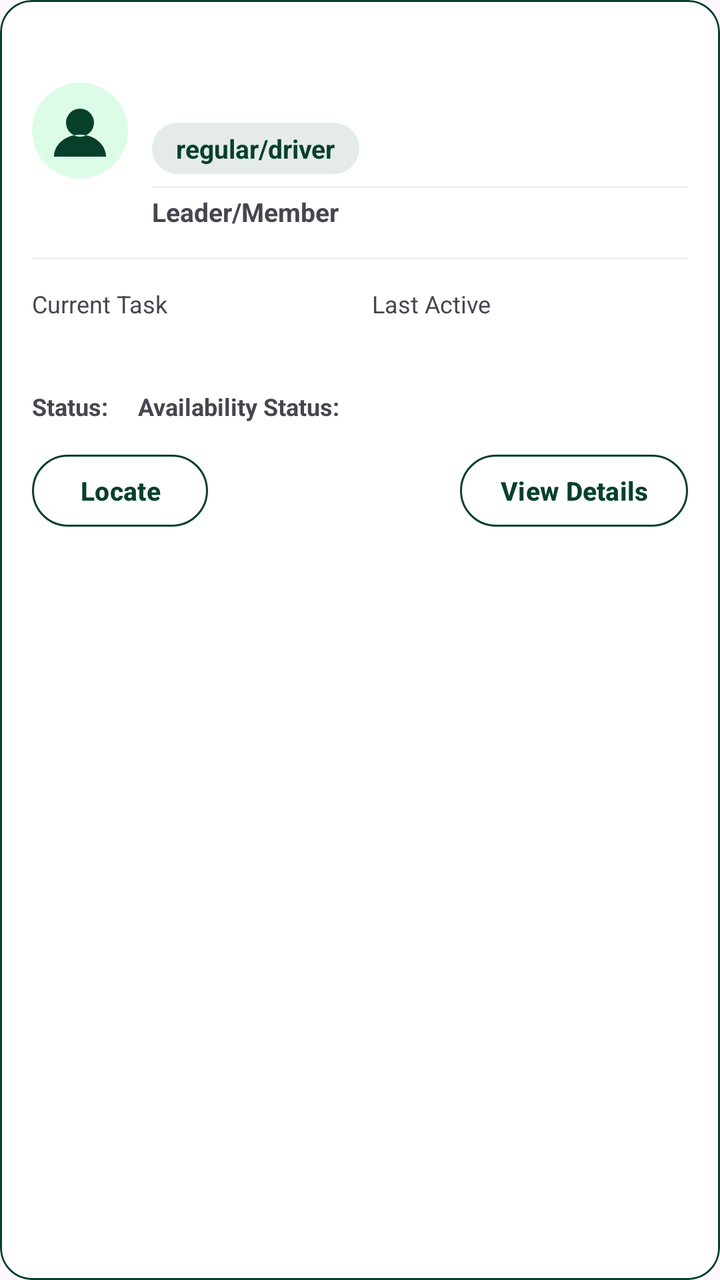
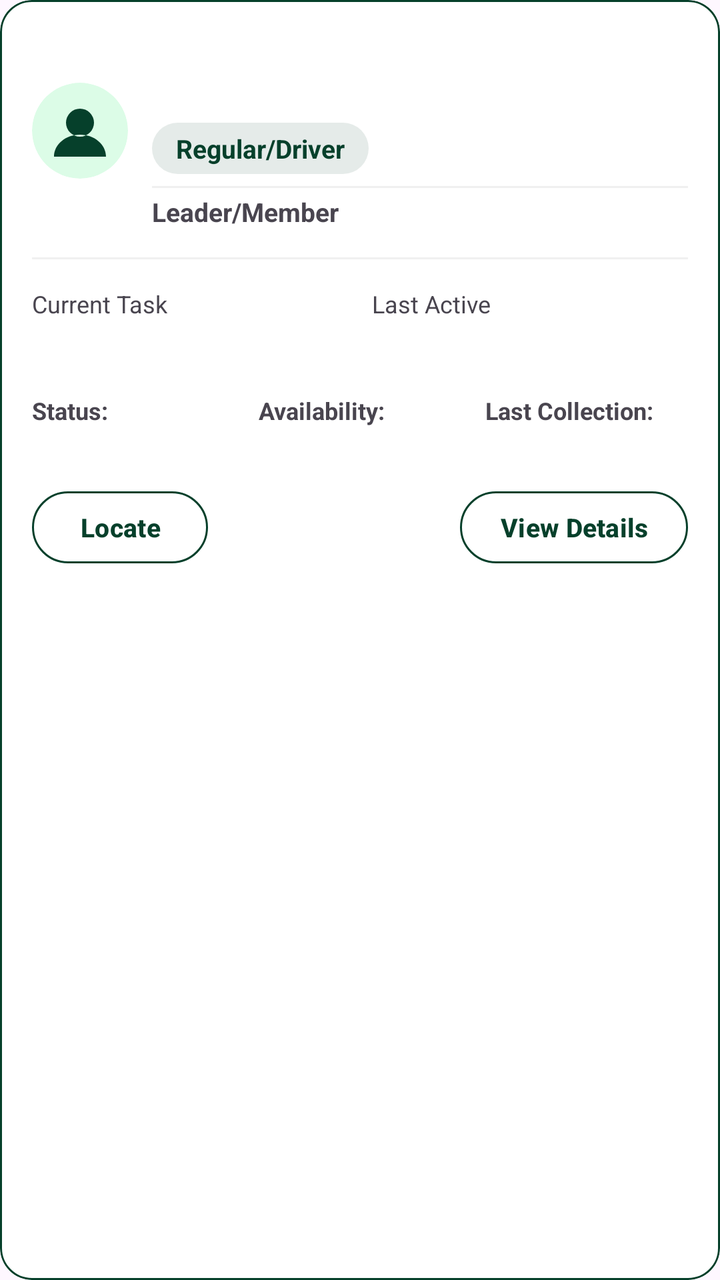

Compare the two renders of this Android layout. The source of the first and the diff that turns it into the second are given below.
<!-- AndroidManifest.xml: another module's application theme Theme.MyEcoWatch1 -->
<!-- res/layout/item_personnel.xml -->
<?xml version="1.0" encoding="utf-8"?>
<com.google.android.material.card.MaterialCardView xmlns:android="http://schemas.android.com/apk/res/android"
    xmlns:app="http://schemas.android.com/apk/res-auto"
    android:layout_width="match_parent"
    android:layout_height="wrap_content"
    android:layout_marginHorizontal="10dp"
    android:layout_marginVertical="6dp"
    android:foreground="?attr/selectableItemBackground"
    app:cardBackgroundColor="?attr/colorSurface"
    app:cardCornerRadius="16dp"
    app:strokeColor="#06402B"
    app:strokeWidth="1dp">

    <LinearLayout
        android:layout_width="match_parent"
        android:layout_height="wrap_content"
        android:orientation="vertical"
        android:padding="16dp">

        
        <LinearLayout
            android:layout_width="match_parent"
            android:layout_height="wrap_content"
            android:gravity="center_vertical"
            android:orientation="horizontal">

            <com.google.android.material.imageview.ShapeableImageView
                android:id="@+id/personnelAvatar"
                android:layout_width="48dp"
                android:layout_height="48dp"
                android:contentDescription="@string/personnel_name_label"
                android:scaleType="centerInside"
                android:src="@drawable/ic_person_default"
                app:shapeAppearanceOverlay="@style/CircleImage" />

            <LinearLayout
                android:layout_width="0dp"
                android:layout_height="wrap_content"
                android:layout_marginStart="12dp"
                android:layout_weight="1"
                android:orientation="vertical">

                <TextView
                    android:id="@+id/personnelName"
                    android:layout_width="match_parent"
                    android:layout_height="wrap_content"
                    android:ellipsize="end"
                    android:maxLines="1"
                    android:textColor="?attr/colorOnSurface"
                    android:textSize="17sp"
                    android:textStyle="bold" />

                <TextView
                    android:id="@+id/personnelSubtitle"
                    android:layout_width="match_parent"
                    android:layout_height="wrap_content"
                    android:layout_marginTop="2dp"
                    android:ellipsize="end"
                    android:maxLines="1"
                    android:textColor="?attr/colorOnSurfaceVariant"
                    android:textSize="13sp" />

                
                <LinearLayout
                    android:layout_width="match_parent"
                    android:layout_height="wrap_content"
                    android:orientation="horizontal"
                    android:gravity="center_vertical"
                    android:layout_marginTop="3dp">

                    <TextView
                        android:id="@+id/personnelOccupation"
                        android:layout_width="wrap_content"
                        android:layout_height="wrap_content"
                        android:layout_marginEnd="8dp"
                        android:ellipsize="end"
                        android:maxLines="1"
                        android:background="@drawable/reporter_report_status_badge"
                        android:paddingStart="12dp"
                        android:paddingTop="4dp"
                        android:paddingEnd="12dp"
                        android:paddingBottom="4dp"
                        android:text="regular/driver"
                        android:textColor="@color/green"
                        android:textSize="13sp"
                        android:textStyle="bold" />

                </LinearLayout>

                
                <View
                    android:layout_width="match_parent"
                    android:layout_height="1dp"
                    android:layout_marginTop="6dp"
                    android:layout_marginBottom="3dp"
                    android:background="?attr/colorOutlineVariant" />

                <TextView
                    android:id="@+id/personnelDesciptionRole"
                    android:layout_width="match_parent"
                    android:layout_height="wrap_content"
                    android:ellipsize="end"
                    android:maxLines="1"
                    android:textColor="?attr/colorOnSurfaceVariant"
                    android:textSize="13sp"
                    android:textStyle="bold"
                    android:text="Leader/Member"/>
            </LinearLayout>
        </LinearLayout>

        
        <View
            android:layout_width="match_parent"
            android:layout_height="1dp"
            android:layout_marginTop="14dp"
            android:layout_marginBottom="14dp"
            android:background="?attr/colorOutlineVariant" />

        
        <LinearLayout
            android:layout_width="match_parent"
            android:layout_height="wrap_content"
            android:baselineAligned="false"
            android:orientation="horizontal">

            <LinearLayout
                android:layout_width="0dp"
                android:layout_height="wrap_content"
                android:layout_weight="1"
                android:orientation="vertical">

                <TextView
                    android:layout_width="wrap_content"
                    android:layout_height="wrap_content"
                    android:text="@string/personnel_current_task_label"
                    android:textColor="?attr/colorOnSurfaceVariant"
                    android:textSize="12sp" />

                <TextView
                    android:id="@+id/personnelCurrentTask"
                    android:layout_width="match_parent"
                    android:layout_height="wrap_content"
                    android:layout_marginTop="4dp"
                    android:ellipsize="end"
                    android:maxLines="2"
                    android:textColor="?attr/colorOnSurface"
                    android:textSize="14sp"
                    android:textStyle="bold" />
            </LinearLayout>

            <LinearLayout
                android:layout_width="0dp"
                android:layout_height="wrap_content"
                android:layout_marginStart="12dp"
                android:layout_weight="1"
                android:orientation="vertical">

                <TextView
                    android:layout_width="wrap_content"
                    android:layout_height="wrap_content"
                    android:text="@string/personnel_last_active_header"
                    android:textColor="?attr/colorOnSurfaceVariant"
                    android:textSize="12sp" />

                <TextView
                    android:id="@+id/personnelLastActive"
                    android:layout_width="match_parent"
                    android:layout_height="wrap_content"
                    android:layout_marginTop="4dp"
                    android:ellipsize="end"
                    android:maxLines="1"
                    android:textColor="?attr/colorOnSurface"
                    android:textSize="14sp"
                    android:textStyle="bold" />
            </LinearLayout>
        </LinearLayout>

        <LinearLayout
            android:layout_width="match_parent"
            android:layout_height="wrap_content"
            android:layout_marginTop="12dp"
            android:orientation="horizontal">

            <TextView
                android:layout_width="wrap_content"
                android:layout_height="wrap_content"
                android:textColor="?attr/colorOnSurfaceVariant"
                android:textSize="12sp"
                android:textStyle="bold"
                android:text="@string/personnel_status"
                android:layout_marginStart="0dp"
                android:layout_marginEnd="3dp"/>

            <TextView
                android:id="@+id/personnelCleaningStatus"
                android:layout_width="wrap_content"
                android:layout_height="wrap_content"
                android:textColor="?attr/colorOnSurfaceVariant"
                android:textSize="12sp"
                android:textStyle="bold"
                android:layout_marginStart="0dp"
                android:layout_marginEnd="12dp"/>

            <TextView
                android:layout_width="wrap_content"
                android:layout_height="wrap_content"
                android:textColor="?attr/colorOnSurfaceVariant"
                android:textSize="12sp"
                android:textStyle="bold"
                android:text="@string/personnel_availability"
                android:layout_marginStart="0dp"
                android:layout_marginEnd="3dp"/>

            <TextView
                android:id="@+id/personnelAvailability"
                android:layout_width="wrap_content"
                android:layout_height="wrap_content"
                android:textColor="?attr/colorOnSurfaceVariant"
                android:textSize="12sp"
                android:textStyle="bold"
                android:layout_marginStart="0dp" />
        </LinearLayout>

        
        <com.google.android.material.card.MaterialCardView
            android:id="@+id/personnelVehicleCard"
            android:layout_width="match_parent"
            android:layout_height="wrap_content"
            android:layout_marginTop="14dp"
            android:visibility="gone"
            app:cardBackgroundColor="?attr/colorSurface"
            app:cardCornerRadius="14dp"
            app:strokeColor="#06402B"
            app:strokeWidth="1dp">

            <LinearLayout
                android:layout_width="match_parent"
                android:layout_height="wrap_content"
                android:gravity="center_vertical"
                android:orientation="horizontal"
                android:padding="12dp">

                <com.google.android.material.imageview.ShapeableImageView
                    android:layout_width="40dp"
                    android:layout_height="40dp"
                    android:contentDescription="@string/personnel_vehicle_icon_description"
                    android:scaleType="centerCrop"
                    android:src="@drawable/garbage_truck"
                    app:shapeAppearanceOverlay="@style/CircleImage" />

                <LinearLayout
                    android:layout_width="0dp"
                    android:layout_height="wrap_content"
                    android:layout_marginStart="12dp"
                    android:layout_weight="1"
                    android:orientation="vertical">

                    <TextView
                        android:layout_width="match_parent"
                        android:layout_height="wrap_content"
                        android:text="@string/personnel_assigned_vehicle"
                        android:textColor="?attr/colorOnSurfaceVariant"
                        android:textSize="11sp" />

                    <TextView
                        android:id="@+id/personnelVehiclePlate"
                        android:layout_width="match_parent"
                        android:layout_height="wrap_content"
                        android:layout_marginTop="2dp"
                        android:ellipsize="end"
                        android:maxLines="1"
                        android:textColor="?attr/colorOnSurface"
                        android:textSize="14sp"
                        android:textStyle="bold" />

                    <TextView
                        android:id="@+id/personnelVehicleId"
                        android:layout_width="match_parent"
                        android:layout_height="wrap_content"
                        android:ellipsize="end"
                        android:maxLines="1"
                        android:textColor="?attr/colorOnSurfaceVariant"
                        android:textSize="12sp" />
                </LinearLayout>
            </LinearLayout>
        </com.google.android.material.card.MaterialCardView>

        
        <LinearLayout
            android:layout_width="match_parent"
            android:layout_height="wrap_content"
            android:layout_marginTop="16dp"
            android:gravity="center_vertical"
            android:orientation="horizontal">

            <com.google.android.material.button.MaterialButton
                android:id="@+id/btnLocatePersonnel"
                style="@style/Widget.Material3.Button.OutlinedButton"
                android:layout_width="wrap_content"
                android:layout_height="wrap_content"
                android:insetTop="0dp"
                android:insetBottom="0dp"
                android:minHeight="36dp"
                android:paddingStart="20dp"
                android:paddingEnd="20dp"
                android:text="@string/locate"
                android:textAllCaps="false"
                android:textColor="?attr/colorPrimary"
                android:textSize="13sp"
                android:textStyle="bold"
                app:backgroundTint="?attr/colorSurface"
                app:cornerRadius="20dp"
                app:strokeColor="?attr/colorPrimary"
                app:strokeWidth="1dp" />

            <View
                android:layout_width="0dp"
                android:layout_height="1dp"
                android:layout_weight="1" />

            <com.google.android.material.button.MaterialButton
                android:id="@+id/btnPersonnelDetails"
                style="@style/Widget.Material3.Button.OutlinedButton"
                android:layout_width="wrap_content"
                android:layout_height="wrap_content"
                android:insetTop="0dp"
                android:insetBottom="0dp"
                android:minHeight="36dp"
                android:paddingStart="20dp"
                android:paddingEnd="20dp"
                android:text="@string/view_details"
                android:textAllCaps="false"
                android:textColor="?attr/colorPrimary"
                android:textSize="13sp"
                android:textStyle="bold"
                app:backgroundTint="?attr/colorSurface"
                app:cornerRadius="20dp"
                app:strokeColor="?attr/colorPrimary"
                app:strokeWidth="1dp" />
        </LinearLayout>
    </LinearLayout>
</com.google.android.material.card.MaterialCardView>
<!-- resources referenced by this layout -->
<resources>
  <color name="green">#06402B</color>
  <!-- drawable garbage_truck: png bitmap (drawable, 15640 bytes) -->
  <!-- drawable ic_person_default (drawable) -->
  <vector xmlns:android="http://schemas.android.com/apk/res/android"
      android:width="48dp"
      android:height="48dp"
      android:viewportWidth="48"
      android:viewportHeight="48">
      <path
          android:fillColor="#DCFCE7"
          android:pathData="M24,24m-24,0a24,24 0,1 0,48 0a24,24 0,1 0,-48 0" />
      <path
          android:fillColor="#06402B"
          android:pathData="M24,13a7,7 0,1 0,0 14a7,7 0,1 0,0 -14M11,37c0,-6.1 5.8,-11 13,-11s13,4.9 13,11z" />
  </vector>
  <!-- drawable reporter_report_status_badge (drawable) -->
  <?xml version="1.0" encoding="utf-8"?>
  <shape xmlns:android="http://schemas.android.com/apk/res/android">
      <solid android:color="@color/reporter_report_badge_background" />
      <corners android:radius="100dp" />
      <padding
          android:left="8dp"
          android:top="3dp"
          android:right="8dp"
          android:bottom="3dp" />
  </shape>
  <string name="locate">Locate</string>
  <string name="personnel_assigned_vehicle">Assigned Vehicle</string>
  <string name="personnel_availability">Availability Status:</string>
  <string name="personnel_current_task_label">Current Task</string>
  <string name="personnel_last_active_header">Last Active</string>
  <string name="personnel_name_label">Name</string>
  <string name="personnel_status">Status:</string>
  <string name="personnel_vehicle_icon_description">Assigned vehicle</string>
  <string name="view_details">View Details</string>
  <style name="CircleImage" parent="">
          <item name="cornerFamily">rounded</item>
          <item name="cornerSize">50%</item>
      </style>
  <style name="Theme.MyEcoWatch1" parent="Base.Theme.MyEcoWatch1" />
  <color name="reporter_report_badge_background">#1A06402B</color>
  <style name="Base.Theme.MyEcoWatch1" parent="Theme.Material3.DayNight.NoActionBar">
          
          <item name="colorPrimary">@color/green</item>
          <item name="colorOnPrimary">@color/white</item>
          <item name="colorSurface">@color/white</item>
          <item name="colorOnSurface">@color/green</item>
          <item name="colorOutlineVariant">#F0F0F0</item>
      </style>
  <color name="white">#FFFFFFFF</color>
</resources>

<!-- the commit's change to res/layout/item_personnel.xml (unified diff, before → after) -->
@@ -80,7 +80,7 @@
                         android:paddingTop="4dp"
                         android:paddingEnd="12dp"
                         android:paddingBottom="4dp"
-                        android:text="regular/driver"
+                        android:text="Regular/Driver"
                         android:textColor="@color/green"
                         android:textSize="13sp"
                         android:textStyle="bold" />
@@ -121,7 +121,8 @@
             android:layout_width="match_parent"
             android:layout_height="wrap_content"
             android:baselineAligned="false"
-            android:orientation="horizontal">
+            android:orientation="horizontal"
+            android:layout_marginBottom="14dp">
 
             <LinearLayout
                 android:layout_width="0dp"
@@ -175,51 +176,105 @@
             </LinearLayout>
         </LinearLayout>
 
+        
+
+        
         <LinearLayout
             android:layout_width="match_parent"
             android:layout_height="wrap_content"
-            android:layout_marginTop="12dp"
-            android:orientation="horizontal">
-
-            <TextView
-                android:layout_width="wrap_content"
-                android:layout_height="wrap_content"
-                android:textColor="?attr/colorOnSurfaceVariant"
-                android:textSize="12sp"
-                android:textStyle="bold"
-                android:text="@string/personnel_status"
-                android:layout_marginStart="0dp"
-                android:layout_marginEnd="3dp"/>
-
-            <TextView
-                android:id="@+id/personnelCleaningStatus"
-                android:layout_width="wrap_content"
-                android:layout_height="wrap_content"
-                android:textColor="?attr/colorOnSurfaceVariant"
-                android:textSize="12sp"
-                android:textStyle="bold"
-                android:layout_marginStart="0dp"
-                android:layout_marginEnd="12dp"/>
-
-            <TextView
-                android:layout_width="wrap_content"
-                android:layout_height="wrap_content"
-                android:textColor="?attr/colorOnSurfaceVariant"
-                android:textSize="12sp"
-                android:textStyle="bold"
-                android:text="@string/personnel_availability"
-                android:layout_marginStart="0dp"
-                android:layout_marginEnd="3dp"/>
-
-            <TextView
-                android:id="@+id/personnelAvailability"
-                android:layout_width="wrap_content"
-                android:layout_height="wrap_content"
-                android:textColor="?attr/colorOnSurfaceVariant"
-                android:textSize="12sp"
-                android:textStyle="bold"
-                android:layout_marginStart="0dp" />
+            android:orientation="horizontal"
+            android:baselineAligned="false">
+
+            
+            <LinearLayout
+                android:layout_width="0dp"
+                android:layout_height="wrap_content"
+                android:layout_weight="1"
+                android:orientation="vertical">
+
+                <TextView
+                    android:layout_width="match_parent"
+                    android:layout_height="wrap_content"
+                    android:text="@string/personnel_status"
+                    android:textColor="?attr/colorOnSurfaceVariant"
+                    android:textSize="12sp"
+                    android:textStyle="bold"
+                    android:maxLines="1"
+                    android:ellipsize="end"/>
+
+                <TextView
+                    android:id="@+id/personnelCleaningStatus"
+                    android:layout_width="match_parent"
+                    android:layout_height="wrap_content"
+                    android:textColor="?attr/colorOnSurfaceVariant"
+                    android:textSize="12sp"
+                    android:textStyle="bold"
+                    android:maxLines="1"
+                    android:ellipsize="end"/>
+            </LinearLayout>
+
+            
+            <LinearLayout
+                android:layout_width="0dp"
+                android:layout_height="wrap_content"
+                android:layout_weight="1"
+                android:orientation="vertical"
+                android:layout_marginStart="12dp"
+                android:layout_marginEnd="12dp">
+
+                <TextView
+                    android:layout_width="match_parent"
+                    android:layout_height="wrap_content"
+                    android:text="@string/personnel_availability"
+                    android:textColor="?attr/colorOnSurfaceVariant"
+                    android:textSize="12sp"
+                    android:textStyle="bold"
+                    android:maxLines="1"
+                    android:ellipsize="end"/>
+
+                <TextView
+                    android:id="@+id/personnelAvailability"
+                    android:layout_width="match_parent"
+                    android:layout_height="wrap_content"
+                    android:textColor="?attr/colorOnSurfaceVariant"
+                    android:textSize="12sp"
+                    android:textStyle="bold"
+                    android:singleLine="true"
+                    android:ellipsize="end"/>
+
+            </LinearLayout>
+
+            
+            <LinearLayout
+                android:layout_width="0dp"
+                android:layout_height="wrap_content"
+                android:layout_weight="1"
+                android:orientation="vertical">
+
+                <TextView
+                    android:layout_width="match_parent"
+                    android:layout_height="wrap_content"
+                    android:text="Last Collection:"
+                    android:textColor="?attr/colorOnSurfaceVariant"
+                    android:textSize="12sp"
+                    android:textStyle="bold"
+                    android:maxLines="1"
+                    android:ellipsize="end"/>
+
+                <TextView
+                    android:id="@+id/personnelLastService"
+                    android:layout_width="match_parent"
+                    android:layout_height="wrap_content"
+                    android:textColor="?attr/colorOnSurfaceVariant"
+                    android:textSize="12sp"
+                    android:textStyle="bold"
+                    android:maxLines="1"
+                    android:ellipsize="end"/>
+            </LinearLayout>
+
         </LinearLayout>
+
+
 
         
         <com.google.android.material.card.MaterialCardView
<!-- resource entries referenced after the edit -->
@@ -28,7 +28,7 @@
   </shape>
   <string name="locate">Locate</string>
   <string name="personnel_assigned_vehicle">Assigned Vehicle</string>
-  <string name="personnel_availability">Availability Status:</string>
+  <string name="personnel_availability">Availability:</string>
   <string name="personnel_current_task_label">Current Task</string>
   <string name="personnel_last_active_header">Last Active</string>
   <string name="personnel_name_label">Name</string>
